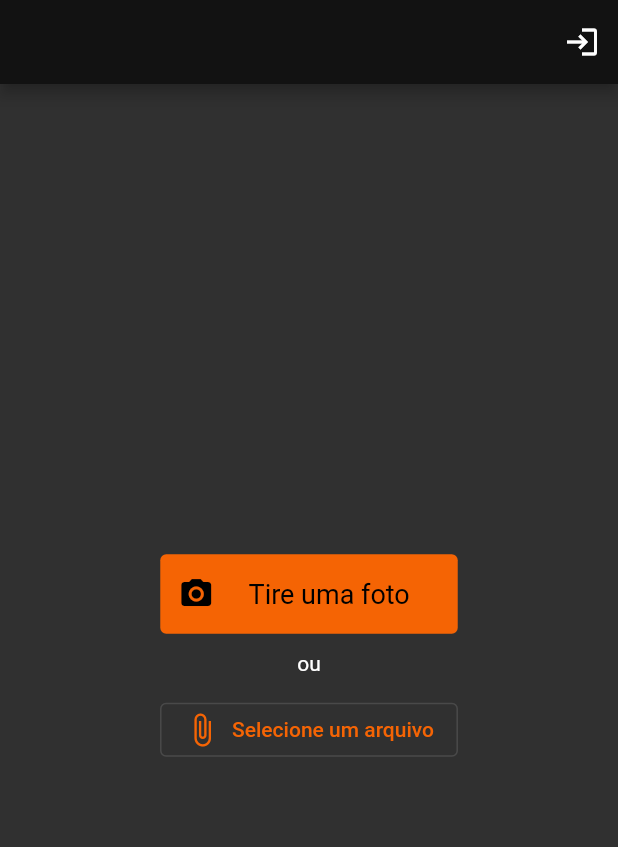
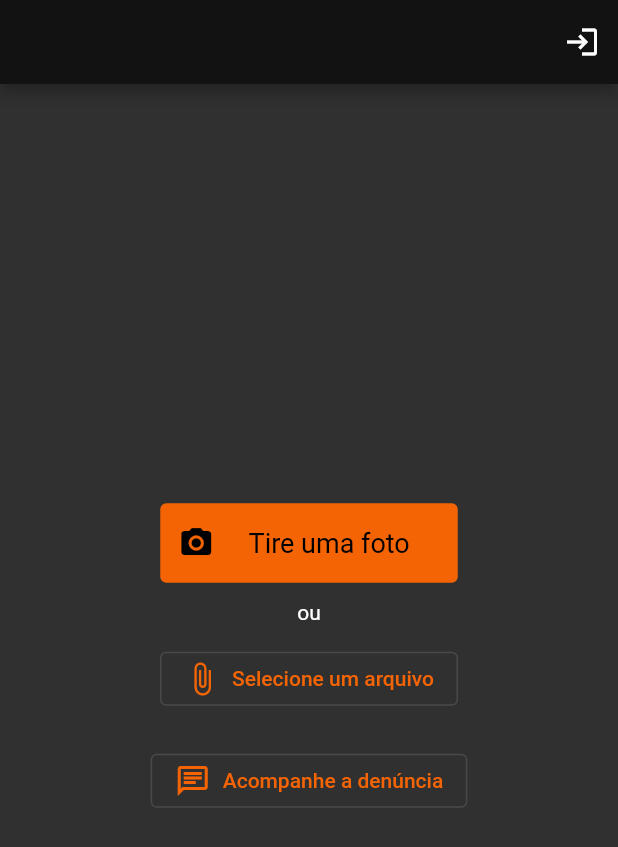
Before and after one commit to TCC-Alerta-Queimadas/alertaqueimadas, a Flutter app: the screen it shows after launch, on a phone screen of 412 x 824 dp. Shown: the top 847 px of the screen. Run offline on Flutter 3.47's test engine with Material 2 defaults, Android fonts, the light colour scheme and no system bars; our stand-ins replace cloud_firestore, firebase_auth, firebase_core, firebase_storage, flutter_compass, geolocator and 1 more; accounts and stored records are empty.

Commit message:
Botão Chat

```diff
--- a/lib/pages/main/main_page.dart
+++ b/lib/pages/main/main_page.dart
@@ -11,6 +11,7 @@ import 'package:flutter_compass/flutter_compass.dart';
 import 'package:geolocator/geolocator.dart';
 import 'package:image_picker/image_picker.dart';
 
+import '../chat/chat.dart';
 import '../denuncia/denuncia_page.dart';
 import '../usuario/usuario_foto_widget.dart';
 import '../usuario/usuario_page.dart';
@@ -68,6 +69,16 @@ class MainPage extends StatelessWidget {
                   label: Text('Selecione um arquivo'),
                   onPressed: () async {
                     await _denunciar(context);} ,
+                ),
+                Padding(
+                  padding: EdgeInsets.all(10.0),
+                ),
+               OutlinedButton.icon(
+                  icon: Icon(Icons.chat_outlined),
+                  label: Text('Acompanhe a denúncia'),
+                  onPressed: () {
+                     Navigator.of(context).push(MaterialPageRoute(builder: (context) => ChatPage(),
+                      )); } ,
                 ),
               ],
             ),
--- a/pubspec.yaml
+++ b/pubspec.yaml
@@ -58,6 +58,7 @@ flutter:
   - image/
 
 
+
   #   - images/a_dot_ham.jpeg
 
   # An image asset can refer to one or more resolution-specific "variants", see
```
Also changed, not shown: lib/pages/chat/chat.dart (added, +10 -0 lines).
